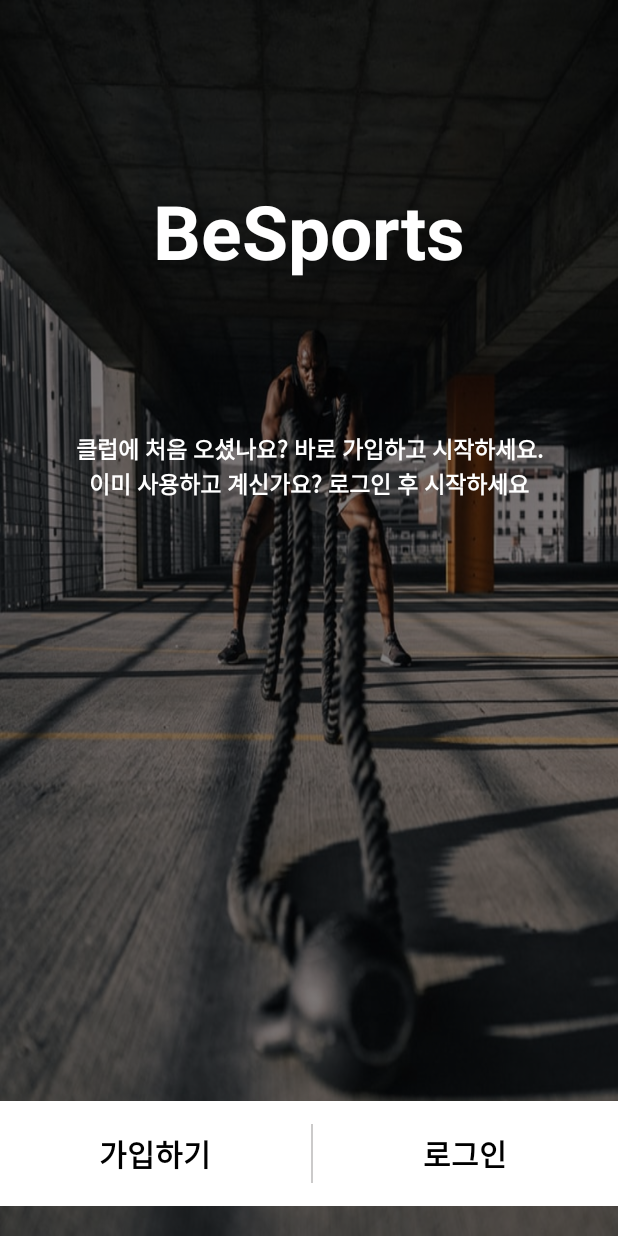
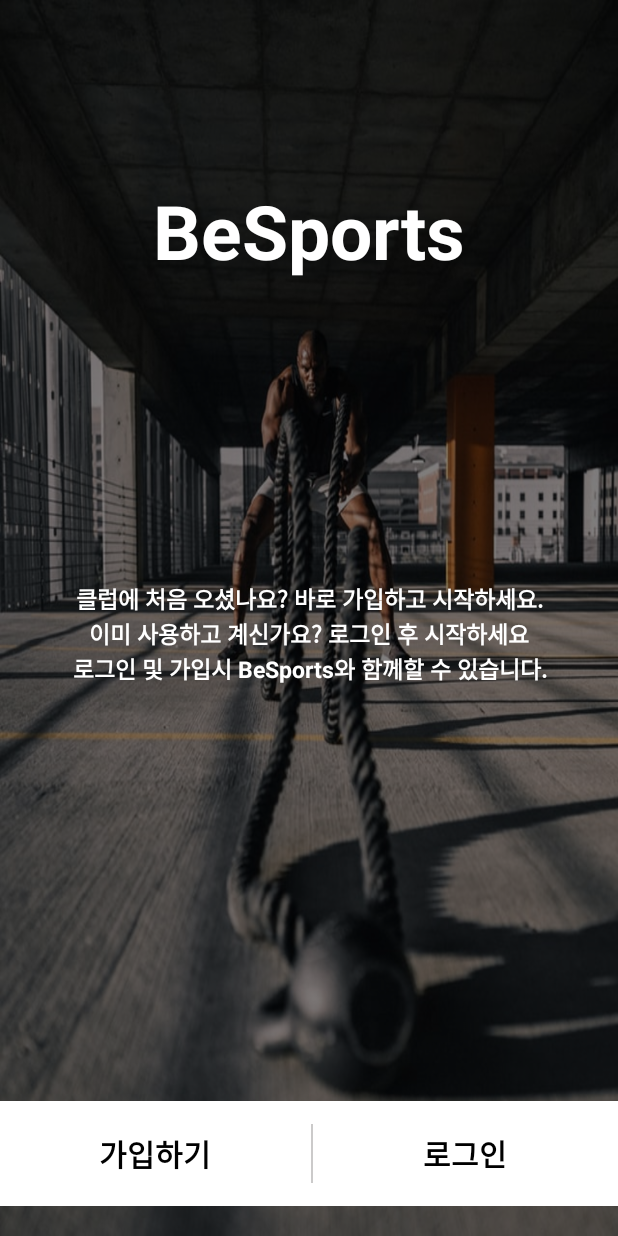
Before and after one commit to sangyun5108/SmartHealthCare, an Android app: the AuthActivity screen opened directly, with no data from a screen before it, on a phone screen of 412 x 824 dp. Run offline under Robolectric (Android 15) with nearby library versions, the phone set to English and light mode, and no system bars.

Commit message:
auth 화면 text 내용 수정

```diff
--- a/app/src/main/java/com/sypark/smarthealthcare/IntroActivity.kt
+++ b/app/src/main/java/com/sypark/smarthealthcare/IntroActivity.kt
@@ -15,6 +15,7 @@ class IntroActivity : AppCompatActivity() {
         Handler().postDelayed({
             val intent = Intent(this,AuthActivity::class.java)
             startActivity(intent)
+            finish()
         },2000)
     }
 }
--- a/app/src/main/res/layout/activity_auth.xml
+++ b/app/src/main/res/layout/activity_auth.xml
@@ -38,7 +38,7 @@
             android:layout_width="match_parent"
             android:layout_height="wrap_content"
             android:gravity="center"
-            android:layout_marginTop="100dp"
+            android:layout_marginTop="200dp"
             android:text="클럽에 처음 오셨나요? 바로 가입하고 시작하세요."
             android:textSize="15sp"
             android:textStyle="bold"
@@ -51,6 +51,15 @@
             android:textSize="15sp"
             android:textStyle="bold"
             android:textColor="@color/white" />
+        <TextView
+            android:layout_width="match_parent"
+            android:layout_height="wrap_content"
+            android:gravity="center"
+            android:textSize="15sp"
+            android:textStyle="bold"
+            android:textColor="@color/white"
+            android:text="로그인 및 가입시 BeSports와 함께할 수 있습니다."
+            />
     </LinearLayout>
 
     <LinearLayout
```
